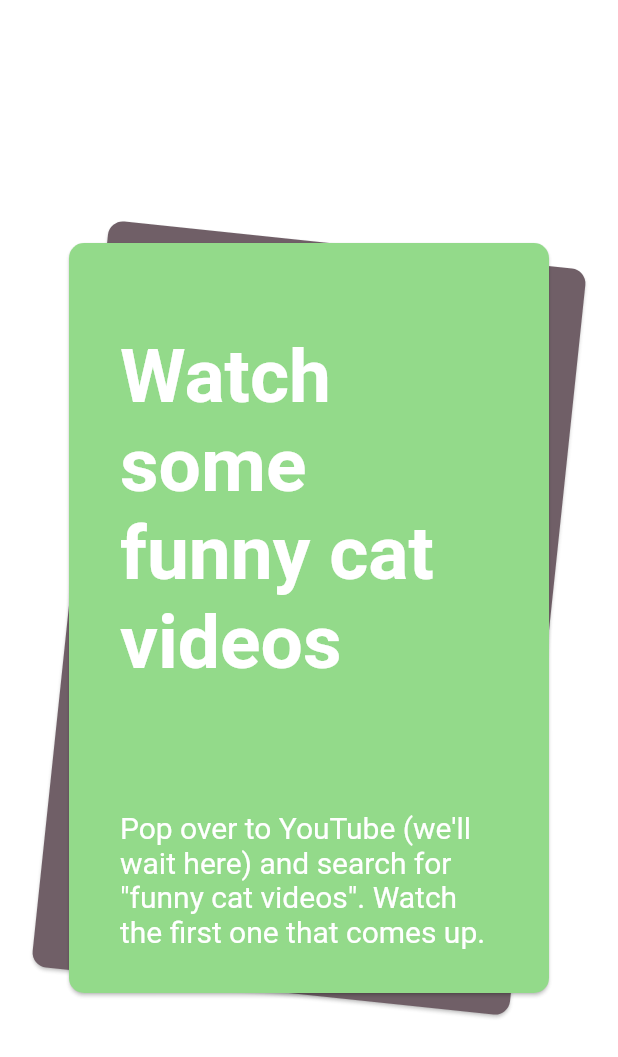
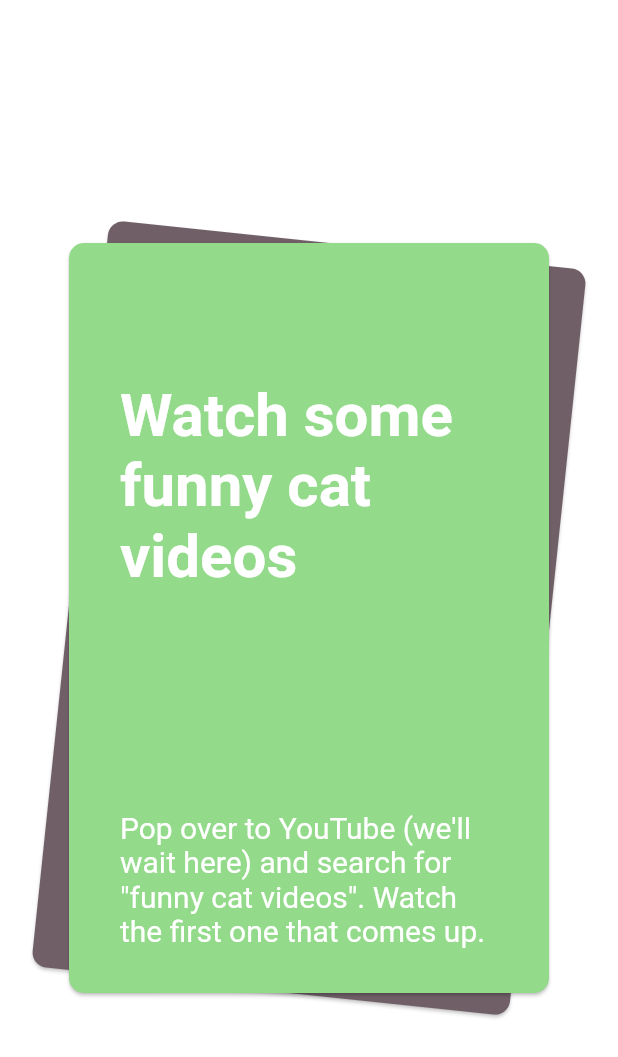
Before and after one commit to mirkancal/friendly-cards, a Flutter app: the screen it shows after launch, on a phone screen of 412 x 824 dp. Shown: the top 1057 px of the screen. Run offline on Flutter 3.47's test engine with Material 2 defaults, Android fonts, the phone set to English and light mode, and no system bars; our stand-ins replace bloc, device_preview, dio, flutter_bloc, nil, responsive_builder; missing offline and left inert: loading_animations; generated files the repository leaves out were written again.

Commit message:
- Title size fixed

```diff
--- a/lib/counter/widget/friendly_card_widget.dart
+++ b/lib/counter/widget/friendly_card_widget.dart
@@ -69,6 +69,7 @@ class CardContent extends StatelessWidget {
 
   @override
   Widget build(BuildContext context) {
+    print('Width: ${context.width}, Height: ${context.height}');
     return Padding(
       padding: const EdgeInsets.symmetric(
         vertical: 30.0,
@@ -83,11 +84,7 @@ class CardContent extends StatelessWidget {
           Text(
             careCard.title!.trim(),
             style: TextStyle(
-                fontSize: context.width <= 320
-                    ? 35
-                    : context.width >= 360
-                        ? 50
-                        : 40,
+                fontSize: context.width <= 320 ? 30 : 40,
                 color: Colors.white,
                 fontWeight: FontWeight.bold),
             textAlign: TextAlign.left,
```
